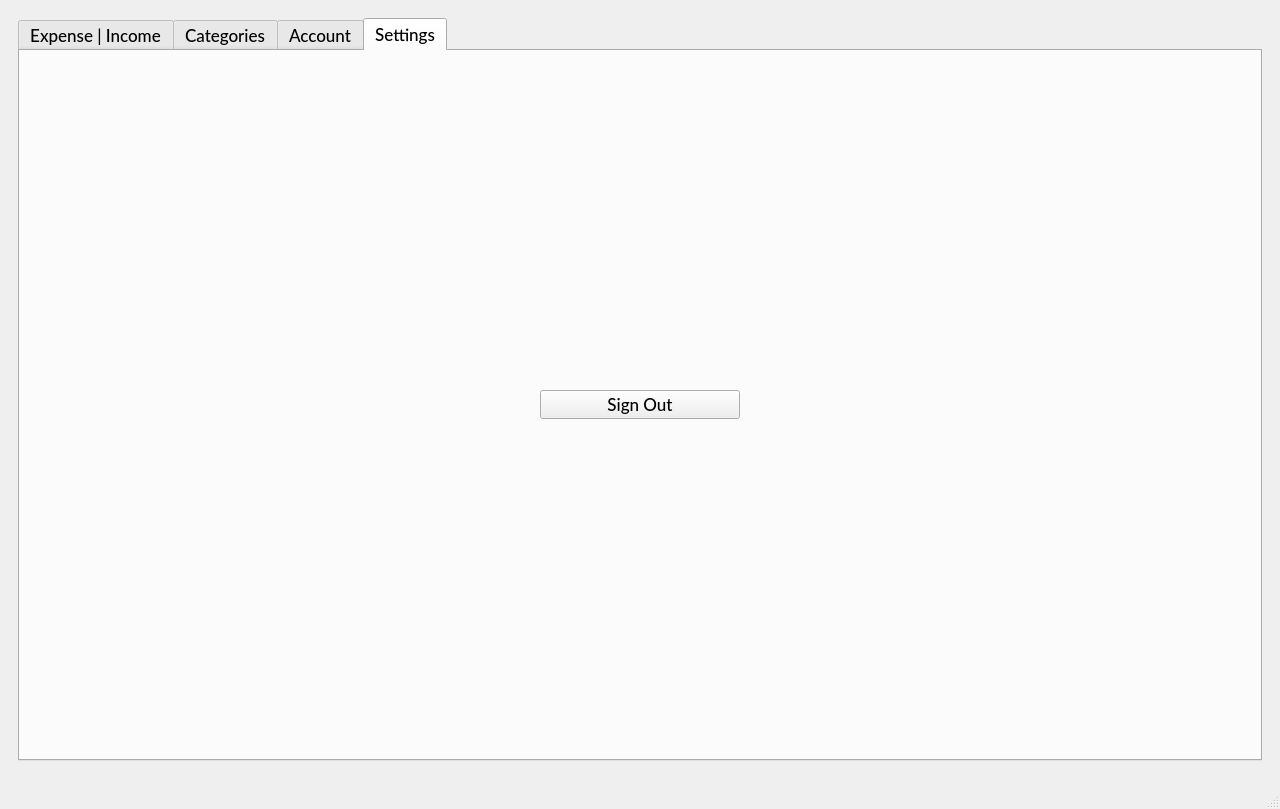
Qt form mainwindow.ui (Mortle/expensense) before a commit.
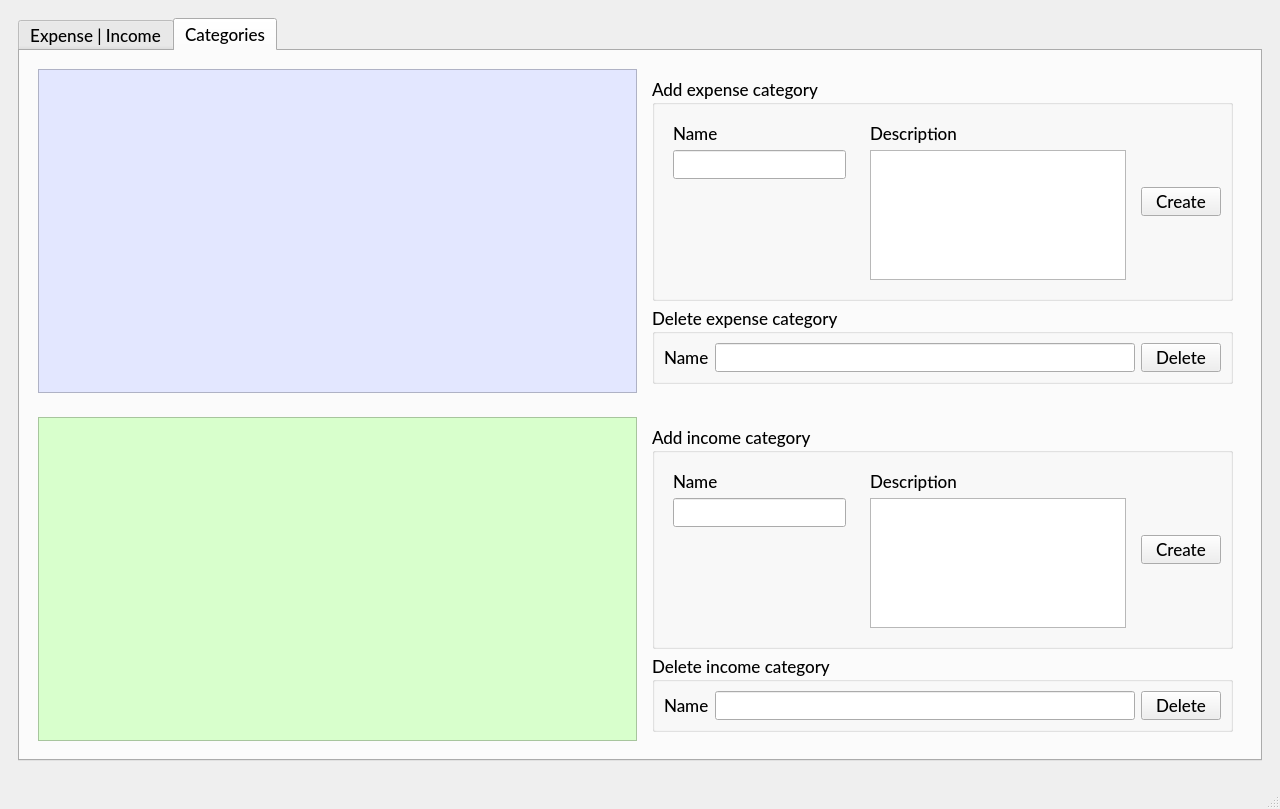
The same form after that commit. The open tabs and pages were chosen to show the change.

Commit message: Adding logout button as a corner widget

What changed in the file:
```diff
--- a/mainwindow.ui
+++ b/mainwindow.ui
@@ -515,32 +515,6 @@
             </item>
            </layout>
           </widget>
-          <widget class="QWidget" name="tab_3">
-           <attribute name="title">
-            <string>Account</string>
-           </attribute>
-           <layout class="QHBoxLayout" name="horizontalLayout_7"/>
-          </widget>
-          <widget class="QWidget" name="tab_4">
-           <attribute name="title">
-            <string>Settings</string>
-           </attribute>
-           <layout class="QHBoxLayout" name="horizontalLayout_9">
-            <item>
-             <widget class="QPushButton" name="logoutPushButton">
-              <property name="maximumSize">
-               <size>
-                <width>200</width>
-                <height>16777215</height>
-               </size>
-              </property>
-              <property name="text">
-               <string>Sign Out</string>
-              </property>
-             </widget>
-            </item>
-           </layout>
-          </widget>
          </widget>
         </item>
        </layout>
```
The commit also changes 2 other files.
